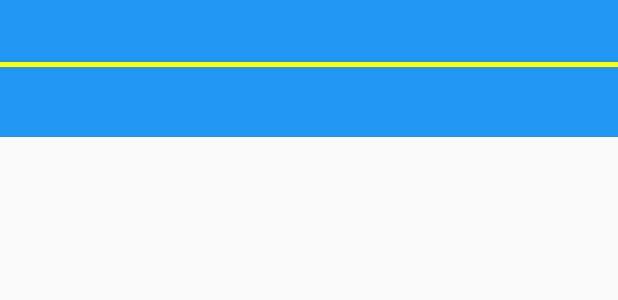
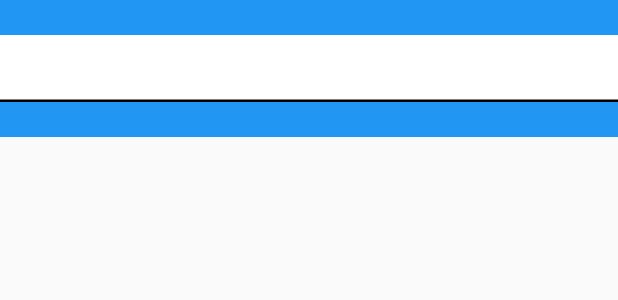
Before and after one commit to StormKid/KUI, an Android app: the layout input_sample.xml on its own in the app's theme, with its tools: preview values and no code run, on a phone screen of 412 x 824 dp. Shown: the top 300 px of the screen. Run offline under Robolectric (Android 15) with nearby library versions, the light colour scheme and no system bars.

Commit message:
动画完成，input初步写完

```diff
--- a/app/src/main/AndroidManifest.xml
+++ b/app/src/main/AndroidManifest.xml
@@ -18,14 +18,15 @@
         <activity android:name=".sample.alert.AlertActivity">
         </activity>
         <activity android:name=".sample.input.InputActivity">
-        </activity>
-        <activity android:name=".sample.badge.BadgeActivity">
             <intent-filter>
                 <action android:name="android.intent.action.MAIN"/>
 
                 <category android:name="android.intent.category.LAUNCHER"/>
             </intent-filter>
         </activity>
+        <activity android:name=".sample.badge.BadgeActivity">
+
+        </activity>
     </application>
 
 
--- a/app/src/main/res/layout/input_sample.xml
+++ b/app/src/main/res/layout/input_sample.xml
@@ -7,4 +7,5 @@
                                           android:background="@color/primary"
                                           android:layout_height="@dimen/dp_80"/>
 
+
 </LinearLayout>
--- a/kui-base/src/main/java/com/stormkid/kui_base/input/KuiEditText.kt
+++ b/kui-base/src/main/java/com/stormkid/kui_base/input/KuiEditText.kt
@@ -1,5 +1,6 @@
 package com.stormkid.kui_base.input
 
+import android.animation.Animator
 import android.animation.ObjectAnimator
 import android.annotation.SuppressLint
 import android.content.Context
@@ -7,7 +8,10 @@ import android.graphics.Canvas
 import android.graphics.Color
 import android.graphics.Paint
 import android.graphics.Rect
+import android.text.TextUtils
 import android.util.AttributeSet
+import android.view.animation.AccelerateDecelerateInterpolator
+import android.view.inputmethod.InputMethodManager
 import android.widget.EditText
 
 /**
@@ -15,54 +19,114 @@ import android.widget.EditText
 @author ke_li
 @date 2018/10/26
  */
-class KuiEditText: EditText {
+class KuiEditText: EditText,Animator.AnimatorListener {
 
-    // 底部横线左距离
-    private var lineLeft = 0
 
-    // 底部横线右距离
-    private var lineRight = 0
+    private var isAnimator = false
+    private var flag = 1
+    override fun onAnimationEnd(animation: Animator?) {
+        clearAnimation()
+        isAnimator = flag==1
+    }
+
+    override fun onAnimationStart(animation: Animator?) {
+        isAnimator = false
+    }
+
+    override fun onAnimationRepeat(animation: Animator?) {
+    }
+
+    override fun onAnimationCancel(animation: Animator?) {
+    }
+
 
     //动画起点
-    private var startX = 0
+    private var currentPoint = 0f
+    private val paint = Paint(Paint.ANTI_ALIAS_FLAG).apply {
+        color = Color.RED
+        strokeWidth = 10f
 
-    private val paint = Paint(Paint.ANTI_ALIAS_FLAG)
+    }
+
+    init {
+//        loseFocusable()
+    }
 
     constructor(context: Context) : this(context, null)
     constructor(context: Context, attributeSet: AttributeSet?) : this(context, attributeSet, 0)
     @SuppressLint("Recycle")
-    constructor(context: Context, attributeSet: AttributeSet?, defAttr: Int) : super(context, attributeSet, defAttr){
-        setBackgroundColor(Color.TRANSPARENT)
+    constructor(context: Context, attributeSet: AttributeSet?, defAttr: Int) : super(context, attributeSet, defAttr)
+
+    override fun onFocusChanged(focused: Boolean, direction: Int, previouslyFocusedRect: Rect?) {
+        super.onFocusChanged(focused, direction, previouslyFocusedRect)
+        if (focused){ // 开启画线动画
+            startLine()
+        }else{ // 开启画线取消动画
+            endLine()
+        }
     }
 
-    override fun onFocusChanged(focused: Boolean, direction: Int, previouslyFocusedRect: Rect?) {
-        if (focused){ // 开启画线动画
 
-        }else{ // 开启画线取消动画
+    private val hintPaint = Paint(Paint.ANTI_ALIAS_FLAG).apply {
+        color = Color.BLACK
+        strokeWidth = 5f
+    }
+    override fun onDraw(canvas: Canvas?) {
+        super.onDraw(canvas)
+        if (!isAnimator)
+        canvas?.drawLine(left.toFloat(),measuredHeight.toFloat(),measuredWidth.toFloat(),measuredHeight.toFloat(),hintPaint)
+        canvas?.drawLine(left.toFloat(),measuredHeight.toFloat(),currentPoint,measuredHeight.toFloat(),paint)
+    }
 
-        }
-        super.onFocusChanged(focused, direction, previouslyFocusedRect)
+
+
+    private fun setDrawLine(x:Float){
+        this.currentPoint = x
+        invalidate()
+    }
+
+
+    private fun startLine(){
+      ObjectAnimator.ofFloat(this,"drawLine",left.toFloat(),measuredWidth.toFloat())
+                .apply {
+                    duration = 200
+                    interpolator = AccelerateDecelerateInterpolator()
+                    addListener(this@KuiEditText)
+                    flag = 1
+                    start()
+                }
 
     }
 
-    override fun onMeasure(widthMeasureSpec: Int, heightMeasureSpec: Int) {
-        super.onMeasure(widthMeasureSpec, heightMeasureSpec)
-        startX = measuredWidth/2
+    private fun endLine(){
+        ObjectAnimator.ofFloat(this,"drawLine",measuredWidth.toFloat(),left.toFloat())
+                .apply {
+                    duration = 200
+                    interpolator = AccelerateDecelerateInterpolator()
+                    addListener(this@KuiEditText)
+                    flag = 2
+                    start()
+                }
     }
 
-    override fun onDraw(canvas: Canvas?) {
-        paint.color = Color.YELLOW
-        paint.strokeWidth = 10f
-        canvas?.drawLine(left.toFloat(),measuredHeight.toFloat(),measuredWidth.toFloat(),measuredHeight.toFloat(),paint)
-        super.onDraw(canvas)
+    fun addSingleLine(){
+        setLines(1)
+        ellipsize = TextUtils.TruncateAt.END
     }
 
-
-    fun startLine(){
-        val animator = ObjectAnimator.ofFloat(this,"scaleX",0f,3f,1f)
-
-
+    fun addFocusable(){
+       val service= context.getSystemService(Context.INPUT_METHOD_SERVICE) as InputMethodManager
+        isFocusable = true
+        isFocusableInTouchMode = true
+        requestFocus()
+        findFocus()
+        service.showSoftInput(this,InputMethodManager.SHOW_FORCED)
     }
 
-
+    fun loseFocusable(){
+        val service = context.getSystemService(Context.INPUT_METHOD_SERVICE) as InputMethodManager
+        isFocusable = false
+        if (service.isActive)
+        service.hideSoftInputFromWindow(this.windowToken,0)
+    }
 }
--- a/kui-base/src/main/java/com/stormkid/kui_base/input/KuiInput.kt
+++ b/kui-base/src/main/java/com/stormkid/kui_base/input/KuiInput.kt
@@ -4,6 +4,8 @@ import android.annotation.SuppressLint
 import android.content.Context
 import android.graphics.Color
 import android.util.AttributeSet
+import android.view.Gravity
+import android.view.MotionEvent
 import android.widget.LinearLayout
 import com.stormkid.kui_base.dimen.DimenUtils
 
@@ -15,7 +17,16 @@ input 文字
 class KuiInput : LinearLayout {
 
 
-    private val paddingDimen = DimenUtils.dip2px(context,10f)
+    private val paddingDimen = DimenUtils.dip2px(context, 10f)
+    private var isFocus = false
+    private val editText = KuiEditText(context).apply {
+        setBackgroundColor(Color.WHITE)
+        layoutParams = LayoutParams(0, LayoutParams.WRAP_CONTENT).apply {
+            weight = 1f
+            setPadding(paddingDimen, paddingDimen, paddingDimen, paddingDimen)
+        }
+    }
+
     constructor(context: Context) : this(context, null)
     constructor(context: Context, attributeSet: AttributeSet?) : this(context, attributeSet, 0)
     @SuppressLint("Recycle")
@@ -24,19 +35,24 @@ class KuiInput : LinearLayout {
     }
 
     private fun initEditText() {
-        KuiEditText(context).apply {
-            setBackgroundColor(Color.TRANSPARENT)
-            layoutParams = LayoutParams(0, LayoutParams.WRAP_CONTENT).apply {
-                weight = 1f
-                setPadding(paddingDimen,paddingDimen,paddingDimen,paddingDimen)
-            }
-            this@KuiInput.addView(this)
-        }
-    }
-
-    override fun onMeasure(widthMeasureSpec: Int, heightMeasureSpec: Int) {
-        super.onMeasure(widthMeasureSpec, heightMeasureSpec)
+        addView(editText)
+        gravity = Gravity.CENTER_VERTICAL
     }
 
 
+    override fun onInterceptTouchEvent(ev: MotionEvent?): Boolean {
+
+        when (ev?.action) {
+            MotionEvent.ACTION_DOWN -> {
+                if (isFocus) editText.addFocusable()
+                else editText.loseFocusable()
+                isFocus = !isFocus
+            }
+
+        }
+
+
+        return super.onInterceptTouchEvent(ev)
+    }
+
 }
```
